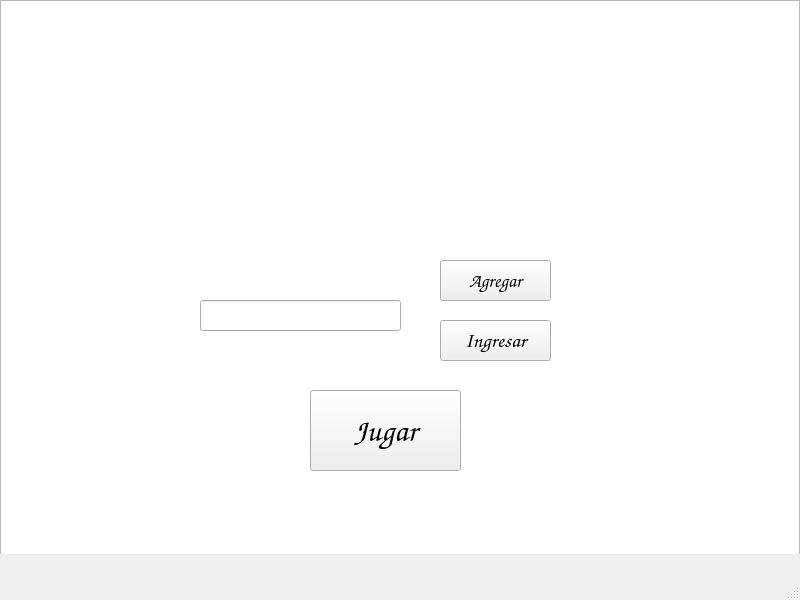
Before: the Qt Designer form Game_revenge_of_it/mainwindow.ui in SebastianOOU/Revenge-of-it, drawn with Qt 5.
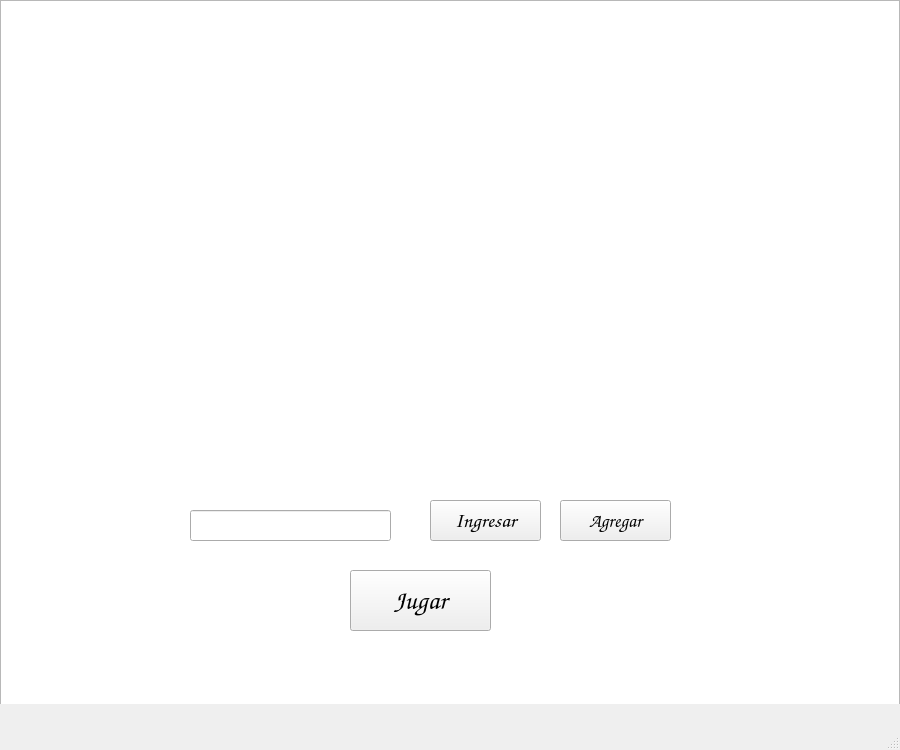
After: the same form once the commit is applied.

```diff
--- a/Game_revenge_of_it/mainwindow.ui
+++ b/Game_revenge_of_it/mainwindow.ui
@@ -6,8 +6,8 @@
    <rect>
     <x>0</x>
     <y>0</y>
-    <width>800</width>
-    <height>600</height>
+    <width>900</width>
+    <height>750</height>
    </rect>
   </property>
   <property name="font">
@@ -24,8 +24,8 @@
    <widget class="QLineEdit" name="entradaNombre">
     <property name="geometry">
      <rect>
-      <x>200</x>
-      <y>300</y>
+      <x>190</x>
+      <y>510</y>
       <width>201</width>
       <height>31</height>
      </rect>
@@ -43,16 +43,16 @@
      <rect>
       <x>0</x>
       <y>0</y>
-      <width>800</width>
-      <height>620</height>
+      <width>900</width>
+      <height>720</height>
      </rect>
     </property>
    </widget>
    <widget class="QPushButton" name="botonAgregar">
     <property name="geometry">
      <rect>
-      <x>440</x>
-      <y>260</y>
+      <x>560</x>
+      <y>500</y>
       <width>111</width>
       <height>41</height>
      </rect>
@@ -74,12 +74,19 @@
    <widget class="QPushButton" name="botonJugar">
     <property name="geometry">
      <rect>
-      <x>310</x>
-      <y>390</y>
-      <width>151</width>
-      <height>81</height>
+      <x>350</x>
+      <y>570</y>
+      <width>141</width>
+      <height>61</height>
      </rect>
     </property>
+    <property name="font">
+     <font>
+      <family>Comic Sans MS</family>
+      <pointsize>20</pointsize>
+      <bold>true</bold>
+     </font>
+    </property>
     <property name="cursor">
      <cursorShape>PointingHandCursor</cursorShape>
     </property>
@@ -105,8 +112,8 @@
    <widget class="QPushButton" name="botonIngresar">
     <property name="geometry">
      <rect>
-      <x>440</x>
-      <y>320</y>
+      <x>430</x>
+      <y>500</y>
       <width>111</width>
       <height>41</height>
      </rect>
```
Left out of the diff: 3 changed lines with no effect on the pictures.
